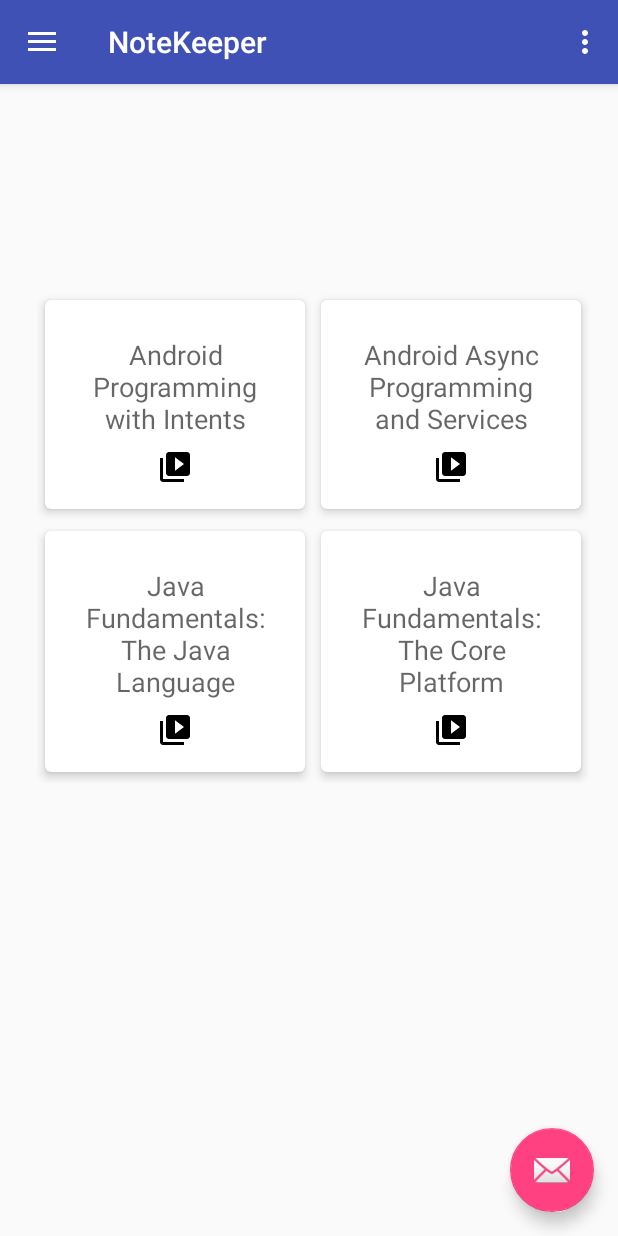
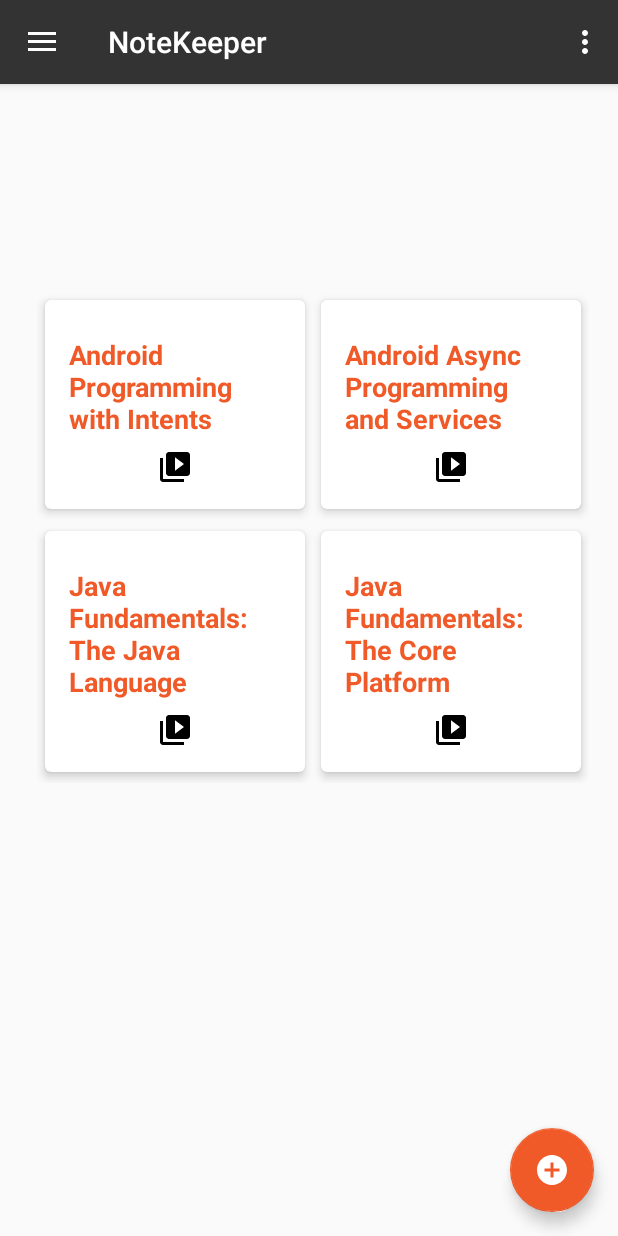
Before and after one commit to Kingsbu/NoteKeeper_source, an Android app: the screen it shows after launch (MainActivity), in the side drawer, after a tap on "Courses", on a phone screen of 412 x 824 dp. Run offline under Robolectric (Android 15) with nearby library versions, the phone set to English and light mode, and no system bars.

Commit message:
lesson8 video3

```diff
--- a/app/src/main/AndroidManifest.xml
+++ b/app/src/main/AndroidManifest.xml
@@ -11,7 +11,8 @@
         <activity
             android:name=".NoteActivity"
             android:label="@string/title_activity_note"
-            android:theme="@style/AppTheme.NoActionBar"></activity>
+            android:theme="@style/AppTheme.NoActionBar">
+        </activity>
         <activity
             android:name=".NoteListActivity"
             android:label="@string/app_name"
--- /dev/null
+++ b/app/src/main/res/drawable/ic_add_circle_black_24dp.xml
@@ -0,0 +1,9 @@
+<vector xmlns:android="http://schemas.android.com/apk/res/android"
+        android:width="24dp"
+        android:height="24dp"
+        android:viewportWidth="24.0"
+        android:viewportHeight="24.0">
+    <path
+        android:fillColor="#FF000000"
+        android:pathData="M12,2C6.48,2 2,6.48 2,12s4.48,10 10,10 10,-4.48 10,-10S17.52,2 12,2zM17,13h-4v4h-2v-4L7,13v-2h4L11,7h2v4h4v2z"/>
+</vector>
--- a/app/src/main/res/layout/app_bar_main.xml
+++ b/app/src/main/res/layout/app_bar_main.xml
@@ -24,10 +24,10 @@
 
     <android.support.design.widget.FloatingActionButton
         android:id="@+id/fab"
+        style="@style/AddFab"
         android:layout_width="wrap_content"
         android:layout_height="wrap_content"
         android:layout_gravity="bottom|end"
-        android:layout_margin="@dimen/fab_margin"
-        app:srcCompat="@android:drawable/ic_dialog_email" />
+        android:layout_margin="@dimen/fab_margin" />
 
 </android.support.design.widget.CoordinatorLayout>
--- a/app/src/main/res/layout/item_course_list.xml
+++ b/app/src/main/res/layout/item_course_list.xml
@@ -27,8 +27,7 @@
                 android:layout_marginTop="8dp"
                 android:layout_marginEnd="8dp"
                 android:text="TextView"
-                android:textAlignment="center"
-                android:textAppearance="@android:style/TextAppearance.Material.Medium"
+                android:textAppearance="@style/CourseTitle"
                 card_view:layout_constraintEnd_toEndOf="parent"
                 card_view:layout_constraintStart_toStartOf="parent"
                 card_view:layout_constraintTop_toTopOf="parent" />
--- a/app/src/main/res/layout/item_note_list.xml
+++ b/app/src/main/res/layout/item_note_list.xml
@@ -25,7 +25,7 @@
                 android:layout_marginStart="8dp"
                 android:layout_marginTop="8dp"
                 android:text="TextView"
-                android:textAppearance="@android:style/TextAppearance.Material.Large"
+                android:textAppearance="@style/CourseTitle"
                 card_view:layout_constraintStart_toEndOf="@+id/imageView3"
                 card_view:layout_constraintTop_toTopOf="parent" />
 
--- a/app/src/main/res/menu/activity_main_drawer.xml
+++ b/app/src/main/res/menu/activity_main_drawer.xml
@@ -6,7 +6,7 @@
     <group android:checkableBehavior="single">
         <item
             android:id="@+id/nav_notes"
-            android:icon="@drawable/ic_menu_camera"
+            android:icon="@drawable/ic_assignment_black_24dp"
             android:title="Notes" />
         <item
             android:id="@+id/nav_courses"
--- a/app/src/main/res/values/colors.xml
+++ b/app/src/main/res/values/colors.xml
@@ -1,7 +1,7 @@
 <?xml version="1.0" encoding="utf-8"?>
 <resources>
-    <color name="colorPrimary">#3F51B5</color>
-    <color name="colorPrimaryDark">#303F9F</color>
-    <color name="colorAccent">#ff4081</color>
+    <color name="colorPrimary">#333333</color>
+    <color name="colorPrimaryDark">#222222</color>
+    <color name="colorAccent">@color/pluralsight_orange</color>
     <color name="pluralsight_orange">#f05a28</color>
 </resources>
--- a/app/src/main/res/values/styles.xml
+++ b/app/src/main/res/values/styles.xml
@@ -6,6 +6,12 @@
         <item name="colorPrimary">@color/colorPrimary</item>
         <item name="colorPrimaryDark">@color/colorPrimaryDark</item>
         <item name="colorAccent">@color/colorAccent</item>
+        <item name="editTextStyle">@style/WeirdEditText</item>
+    </style>
+
+    <style name="WeirdEditText" parent="Widget.AppCompat.EditText">
+        <item name="android:textColor">@android:color/holo_green_dark</item>
+        <item name="android:textColorHint">@android:color/holo_red_dark</item>
     </style>
 
     <style name="AppTheme.NoActionBar">
@@ -17,4 +23,14 @@
 
     <style name="AppTheme.PopupOverlay" parent="ThemeOverlay.AppCompat.Light" />
 
+    <style name="CourseTitle" parent="@android:style/TextAppearance.Material.Medium">
+        <item name="android:textColor">@color/pluralsight_orange</item>
+        <item name="android:textStyle">bold</item>
+    </style>
+
+    <style name="AddFab" parent="@style/Widget.Design.FloatingActionButton">
+        <item name="srcCompat">@drawable/ic_add_circle_black_24dp</item>
+        <item name="android:tint">@android:color/white</item>
+    </style>
+
 </resources>
```
